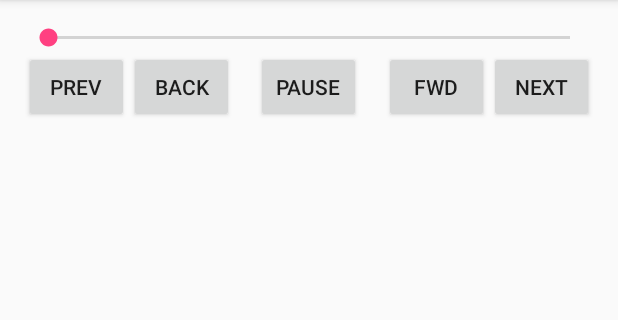
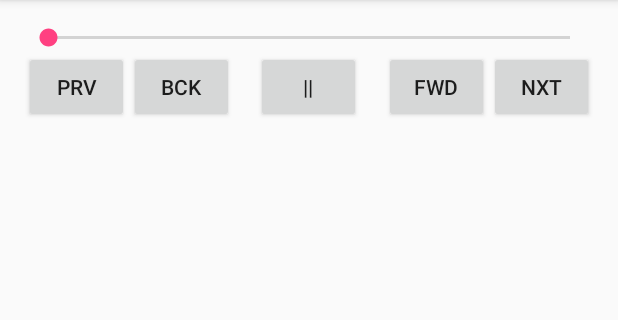
Before and after one commit to ragz2203/MusicPlayer, an Android app: the PlayerActivity screen opened directly, with no data from a screen before it, on a phone screen of 412 x 824 dp, the part 84-404 px from its top. Run offline under Robolectric (Android 15) with nearby library versions, the light colour scheme and no system bars; 6 statements that could not run were skipped.

Commit message:
Small modifications

```diff
--- a/app/src/main/java/com/ragz/musicplayer/PlayerActivity.java
+++ b/app/src/main/java/com/ragz/musicplayer/PlayerActivity.java
@@ -14,12 +14,13 @@ import java.util.ArrayList;
 
 public class PlayerActivity extends AppCompatActivity {
 
-    private MediaPlayer mediaPlayer;
+    static MediaPlayer mediaPlayer;
     private ArrayList<File> mySongs;
     private SeekBar seekBar;
     private int position;
     private Uri uri;
     private Button btnPP;
+    Thread seekBarMotion;
 
     @Override
     protected void onCreate(Bundle savedInstanceState) {
@@ -30,6 +31,29 @@ public class PlayerActivity extends AppCompatActivity {
 
         btnPP = (Button) findViewById(R.id.btnPP);
 
+        seekBarMotion = new Thread() {
+            @Override
+            public void run() {
+                super.run();
+                int totalDuration = mediaPlayer.getDuration();
+                int currentPosition = 0;
+                while (currentPosition < totalDuration) {
+                    try {
+                        sleep(500);
+                        currentPosition = mediaPlayer.getCurrentPosition();
+                        seekBar.setProgress(currentPosition);
+                    } catch (InterruptedException e) {
+                        e.printStackTrace();
+                    }
+                }
+            }
+        };
+
+        if (mediaPlayer != null) {
+            mediaPlayer.stop();
+            mediaPlayer.release();
+        }
+
         Intent intent = getIntent();
         Bundle bundle = intent.getExtras();
         mySongs = (ArrayList) bundle.getParcelableArrayList("songlist");
@@ -39,6 +63,28 @@ public class PlayerActivity extends AppCompatActivity {
         uri = Uri.parse(mySongs.get(position).toString());
         mediaPlayer = MediaPlayer.create(getBaseContext(), uri);
         mediaPlayer.start();
+        seekBarMotion.start();
+
+        seekBar.setMax(mediaPlayer.getDuration());
+
+        seekBar.setOnSeekBarChangeListener(new SeekBar.OnSeekBarChangeListener() {
+
+            @Override
+            public void onProgressChanged(SeekBar seekBar, int progress, boolean fromUser) {
+
+            }
+
+            @Override
+            public void onStartTrackingTouch(SeekBar seekBar) {
+
+            }
+
+            @Override
+            public void onStopTrackingTouch(SeekBar seekBar) {
+                mediaPlayer.seekTo(seekBar.getProgress());
+            }
+        });
+
     }
 
     public void doAction(View view) {
@@ -46,10 +92,10 @@ public class PlayerActivity extends AppCompatActivity {
         switch (id) {
             case R.id.btnPP:
                 if (mediaPlayer.isPlaying()) {
-                    btnPP.setText("play");
+                    btnPP.setText(">");
                     mediaPlayer.pause();
                 } else {
-                    btnPP.setText("pse");
+                    btnPP.setText("||");
                     mediaPlayer.start();
                 }
                 break;
@@ -66,6 +112,7 @@ public class PlayerActivity extends AppCompatActivity {
                 uri = Uri.parse(mySongs.get(position).toString());
                 mediaPlayer = MediaPlayer.create(getBaseContext(), uri);
                 mediaPlayer.start();
+                btnPP.setText("||");
                 break;
             case R.id.btnNext:
                 mediaPlayer.stop();
@@ -74,6 +121,7 @@ public class PlayerActivity extends AppCompatActivity {
                 uri = Uri.parse(mySongs.get(position).toString());
                 mediaPlayer = MediaPlayer.create(getBaseContext(), uri);
                 mediaPlayer.start();
+                btnPP.setText("||");
                 break;
         }
     }
--- a/app/src/main/res/layout/activity_player.xml
+++ b/app/src/main/res/layout/activity_player.xml
@@ -11,62 +11,62 @@
     tools:context="com.ragz.musicplayer.PlayerActivity">
 
     <SeekBar
+        android:id="@+id/seekBar"
         android:layout_width="match_parent"
         android:layout_height="wrap_content"
         android:layout_alignParentTop="true"
-        android:layout_centerHorizontal="true"
-        android:id="@+id/seekBar" />
+        android:layout_centerHorizontal="true" />
 
     <Button
-        android:onClick="doAction"
-        android:text="prev"
+        android:id="@+id/btnPrevious"
+        android:layout_width="70dp"
         android:layout_height="wrap_content"
-        android:id="@+id/btnPrevious"
-        android:layout_below="@+id/seekBar"
         android:layout_alignParentLeft="true"
         android:layout_alignParentStart="true"
-        android:layout_width="70dp" />
+        android:layout_below="@+id/seekBar"
+        android:onClick="doAction"
+        android:text="prv" />
 
     <Button
-        android:onClick="doAction"
-        android:text="back"
+        android:id="@+id/btnFastBackward"
         android:layout_width="70dp"
         android:layout_height="wrap_content"
-        android:id="@+id/btnFastBackward"
         android:layout_below="@+id/seekBar"
+        android:layout_toEndOf="@+id/btnPrevious"
         android:layout_toRightOf="@+id/btnPrevious"
-        android:layout_toEndOf="@+id/btnPrevious" />
+        android:onClick="doAction"
+        android:text="bck" />
 
     <Button
-        android:onClick="doAction"
-        android:text="next"
+        android:id="@+id/btnNext"
         android:layout_width="70dp"
         android:layout_height="wrap_content"
-        android:id="@+id/btnNext"
+        android:layout_alignParentEnd="true"
+        android:layout_alignParentRight="true"
         android:layout_below="@+id/seekBar"
-        android:layout_alignParentRight="true"
-        android:layout_alignParentEnd="true" />
+        android:onClick="doAction"
+        android:text="nxt" />
 
     <Button
-        android:onClick="doAction"
-        android:text="fwd"
+        android:id="@+id/btnFastForward"
         android:layout_width="70dp"
         android:layout_height="wrap_content"
-        android:id="@+id/btnFastForward"
         android:layout_alignBaseline="@+id/btnNext"
         android:layout_alignBottom="@+id/btnNext"
         android:layout_toLeftOf="@+id/btnNext"
-        android:layout_toStartOf="@+id/btnNext" />
+        android:layout_toStartOf="@+id/btnNext"
+        android:onClick="doAction"
+        android:text="fwd" />
 
     <Button
-        android:onClick="doAction"
-        android:text="pause"
+        android:id="@+id/btnPP"
         android:layout_width="70dp"
         android:layout_height="wrap_content"
-        android:id="@+id/btnPP"
         android:layout_alignBaseline="@+id/btnFastForward"
         android:layout_alignBottom="@+id/btnFastForward"
-        android:layout_centerHorizontal="true" />
+        android:layout_centerHorizontal="true"
+        android:onClick="doAction"
+        android:text="||" />
 
 
 </RelativeLayout>
```
Also changed, not shown: app/src/main/AndroidManifest.xml (+6 -3 lines).
